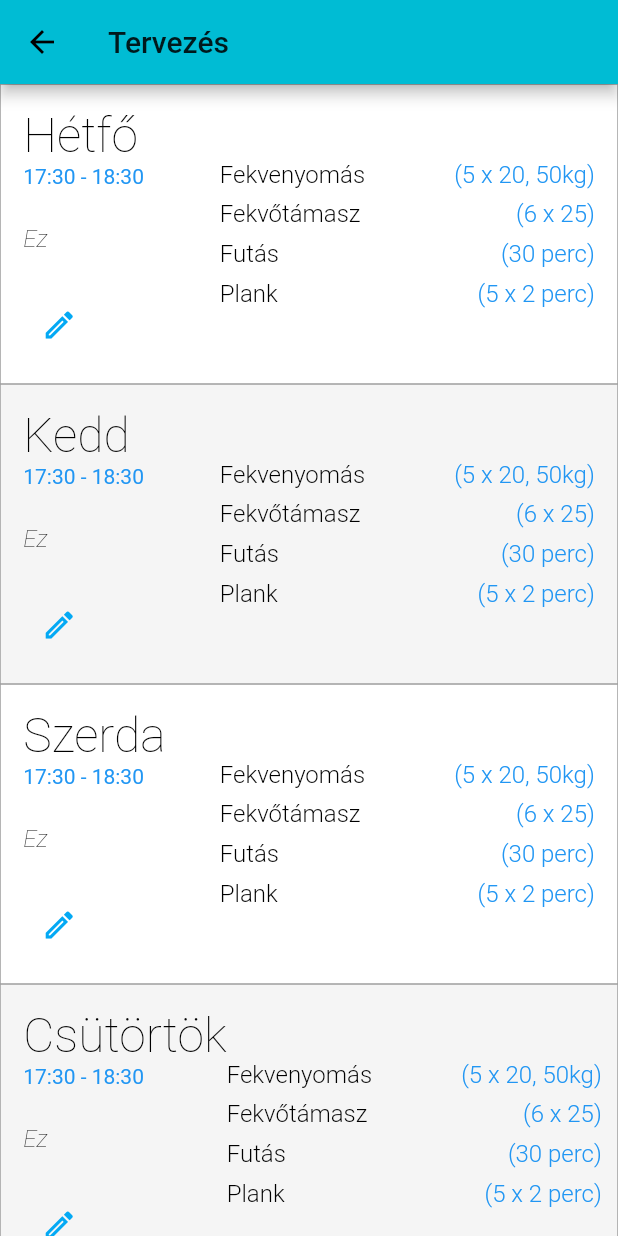
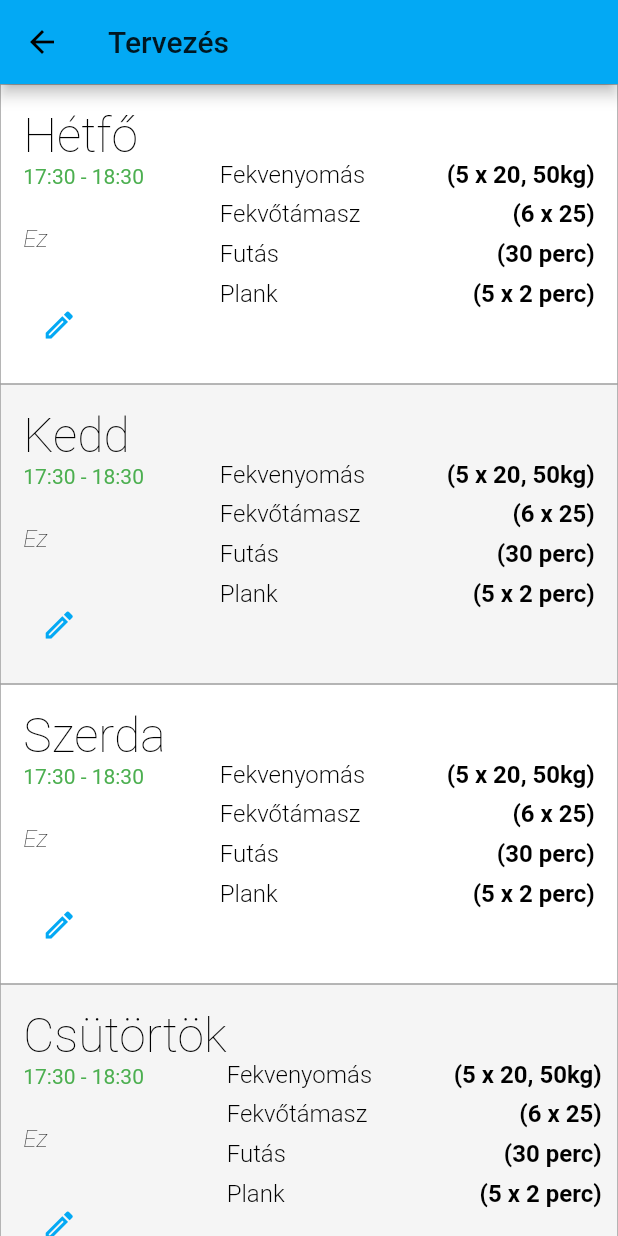
Before and after one commit to trisub49/workoutplan, a Flutter app: the screen it shows after launch, after a tap on "Tervezés", on a phone screen of 412 x 824 dp. Run offline on Flutter 3.47's test engine with Material 2 defaults, Android fonts, the phone set to English and light mode, and no system bars.

Commit message:
day plan replace implemendted reactivity solved

```diff
--- a/lib/main.dart
+++ b/lib/main.dart
@@ -13,7 +13,7 @@ class MyApp extends StatelessWidget {
     return MaterialApp(
       title: 'Edzésterv készítő',
       theme: ThemeData(
-        primarySwatch: Colors.cyan,
+        primarySwatch: Colors.lightBlue,
         fontFamily: 'Roboto'
       ),
       home: HomePage()
--- a/lib/routes/Planner.dart
+++ b/lib/routes/Planner.dart
@@ -1,6 +1,9 @@
 import 'package:flutter/material.dart';
-import 'package:workoutplan/widgets/DayPlan.dart';
+import 'package:workoutplan/models/Day.dart';
+import 'package:workoutplan/models/Plan.dart';
 import 'package:workoutplan/global.dart' as global;
+
+import 'EditDay.dart';
 
 class Planner extends StatefulWidget {
 
@@ -8,6 +11,8 @@ class Planner extends StatefulWidget {
 }
 
 class _PlannerState extends State<Planner> {
+
+  List<Day> week;
 
   Widget build(BuildContext context) {
     return Scaffold(
@@ -19,12 +24,79 @@ class _PlannerState extends State<Planner> {
   }
 
   List<Widget> _loadDays(BuildContext context) {
+    week = global.days;
+
     if(global.days.length > 0) {
-      return new List<Widget>.generate(global.days.length, (int index) {
-        return new DayPlan(index, index % 2 == 0 ? Colors.white : Colors.grey.shade100);
+      return new List<Widget>.generate(week.length, (int index) {
+        Day day = week[index];
+        return Container(
+          child: Row(
+            children: [
+              Column(
+                mainAxisAlignment: MainAxisAlignment.center,
+                crossAxisAlignment: CrossAxisAlignment.start,
+                children: [
+                  Text(day.day, style: TextStyle(fontSize: 32.0, color: Colors.black, fontFamily: 'Roboto', fontWeight: FontWeight.w100)),
+                  Text(day.startTime.length > 0 && day.endTime.length > 0 ? '${day.startTime} - ${day.endTime}' : '', style: TextStyle(color: Colors.green)),
+                  Spacer(),
+                  Text(day.title.length > 0 ? day.title : 'Nincs megadva', style: TextStyle(fontSize: 16.0, color: Colors.black, fontFamily: 'Roboto', fontWeight: FontWeight.w100, fontStyle: FontStyle.italic)),
+                  Spacer(),
+                  IconButton(
+                    icon: Icon(Icons.edit_outlined, size: 24, color: Colors.lightBlue),
+                    tooltip: 'Szerkesztés',
+                    onPressed: () => Navigator.push(context, MaterialPageRoute(builder: (context) => EditDay(index)))
+                    .then((value) => setState(() {
+                      week = global.days;
+                    }))
+                  )
+                ],
+              ),
+              Spacer(),
+              Column(
+                mainAxisAlignment: MainAxisAlignment.center,
+                crossAxisAlignment: CrossAxisAlignment.end,
+                children: _loadPlans(index),
+              )
+            ]
+          ),
+          padding: EdgeInsets.all(15.0),
+          height: 200,
+          width: 380,
+          decoration: BoxDecoration(
+            color: index % 2 == 0 ? Colors.white : Colors.grey.shade100,
+            border: Border.all(color: Colors.grey, style: BorderStyle.solid, width: 0.5)
+          ),
+        );
       });
     } else {
       return [Icon(Icons.not_interested, size: 100, color: Colors.grey)];
     }
   }
+  List<Widget> _loadPlans(dayId) {
+
+    List<Plan> plans = week[dayId].plans;
+
+    if(week[dayId].plans.length > 0) {
+      return new List<Widget>.generate(plans.length, (int index) {
+        List<String> planTiles = plans[index].toString().split(' (');
+        return Container(
+          padding: EdgeInsets.symmetric(vertical: 3.75),
+          width: 250,
+          child: Row(
+            mainAxisAlignment: MainAxisAlignment.spaceBetween,
+            children: [
+              Text(planTiles[0], style: TextStyle(fontSize: 16.0, color: Colors.black, fontFamily: 'Roboto', fontWeight: FontWeight.w300)),
+              Text('(' + planTiles[1], style: TextStyle(fontSize: 16.0, color: Colors.black, fontFamily: 'Roboto', fontWeight: FontWeight.bold))
+            ]
+          )
+        );
+      });
+    } else {
+      return [
+        Spacer(),
+        Icon(Icons.not_interested, size: 100, color: Colors.grey),
+        Spacer()
+      ];
+    }
+  }
 }
--- a/lib/widgets/DayPlan.dart
+++ /dev/null
@@ -1,110 +0,0 @@
-import 'package:flutter/material.dart';
-import 'package:workoutplan/models/Plan.dart';
-import 'package:workoutplan/routes/EditDay.dart';
-import 'package:workoutplan/global.dart' as global;
-
-class DayPlan extends StatefulWidget {
-
-  final int dayId;
-  final Color color;
-
-  DayPlan(this.dayId, this.color);
-
-  _DayPlanState createState() {
-    return _DayPlanState(this.dayId, this.color);
-  }
-}
-
-class _DayPlanState extends State<DayPlan> {
-
-  int dayId;
-  Color color;
-
-  String day;
-  String title;
-  String startTime;
-  String endTime;
-  List<Plan> plans;
-
-  initState() {
-    this.day = global.days[dayId].day;
-    this.title = global.days[dayId].title;
-    this.startTime = global.days[dayId].startTime;
-    this.endTime = global.days[dayId].endTime;
-    this.plans = global.days[dayId].plans;
-  }
-
-  _DayPlanState(this.dayId, this.color);
-
-  Widget build(BuildContext context) {
-
-    return Container(
-      child: Row(
-        children: [
-          Column(
-            mainAxisAlignment: MainAxisAlignment.center,
-            crossAxisAlignment: CrossAxisAlignment.start,
-            children: [
-              Text(day, style: TextStyle(fontSize: 32.0, color: Colors.black, fontFamily: 'Roboto', fontWeight: FontWeight.w100)),
-              Text(startTime.length > 0 && endTime.length > 0 ? '$startTime - $endTime' : '', style: TextStyle(color: Colors.blue)),
-              Spacer(),
-              Text(title.length > 0 ? title : 'Nincs megadva', style: TextStyle(fontSize: 16.0, color: Colors.black, fontFamily: 'Roboto', fontWeight: FontWeight.w100, fontStyle: FontStyle.italic)),
-              Spacer(),
-              IconButton(
-                icon: Icon(Icons.edit_outlined, size: 24, color: Colors.lightBlue),
-                tooltip: 'Szerkesztés',
-                onPressed: () => Navigator.push(context, MaterialPageRoute(builder: (context) => EditDay(global.getDayId(day))))
-                .then((value) => setState(() {
-                  title = global.days[dayId].title;
-                  startTime = global.days[dayId].startTime;
-                  endTime = global.days[dayId].endTime;
-                  plans = global.days[dayId].plans;
-                }))
-              )
-            ],
-          ),
-          Spacer(),
-          Column(
-            mainAxisAlignment: MainAxisAlignment.center,
-            crossAxisAlignment: CrossAxisAlignment.end,
-            children: _loadPlans(),
-          )
-        ]
-      ),
-      padding: EdgeInsets.all(15.0),
-      height: 200,
-      width: 380,
-      decoration: BoxDecoration(
-        color: this.color,
-        border: Border.all(color: Colors.grey, style: BorderStyle.solid, width: 0.5)
-      ),
-    );
-  }
-
-  List<Widget> _loadPlans() {
-
-    if(plans.length > 0) {
-      return new List<Widget>.generate(plans.length, (int index) {
-        List<String> planTiles = plans[index].toString().split(' (');
-
-        return Container(
-          padding: EdgeInsets.symmetric(vertical: 3.75),
-          width: 250,
-          child: Row(
-            mainAxisAlignment: MainAxisAlignment.spaceBetween,
-            children: [
-              Text(planTiles[0], style: TextStyle(fontSize: 16.0, color: Colors.black, fontFamily: 'Roboto', fontWeight: FontWeight.w300)),
-              Text('(' + planTiles[1], style: TextStyle(fontSize: 16.0, color: Colors.blue, fontFamily: 'Roboto', fontWeight: FontWeight.w300))
-            ]
-          )
-        );
-      });
-    } else {
-      return [
-        Spacer(),
-        Icon(Icons.not_interested, size: 100, color: Colors.grey),
-        Spacer()
-      ];
-    }
-  }
-}
```
Also changed, not shown: lib/routes/EditDay.dart (+19 -3 lines), lib/widgets/dialogs/ReplaceDay.dart (added, +84 -0 lines), lib/widgets/dialogs/SubmitPlanDelete.dart (renamed from lib/widgets/SubmitPlanDelete.dart), lib/widgets/dialogs/SubmitRestDay.dart (renamed from lib/widgets/SubmitRestDay.dart).
